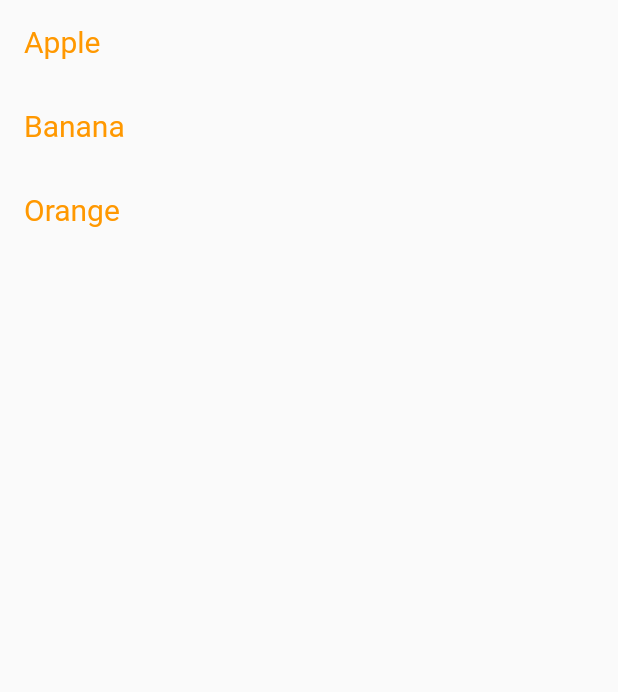
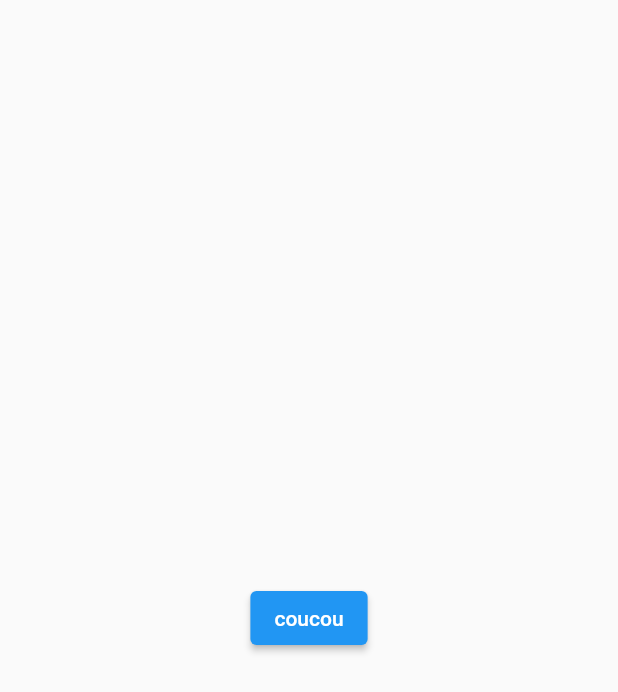
Before and after one commit to ThomasEcalle/marvin_app_moc, a Flutter app: the screen it shows after launch, on a phone screen of 412 x 824 dp. Shown: the top 692 px of the screen. Run offline on Flutter 3.47's test engine with Material 2 defaults, Android fonts, the phone set to English and light mode, and no system bars; our stand-ins replace bloc, flutter_bloc.

```diff
--- a/lib/home_screen/home_screen.dart
+++ b/lib/home_screen/home_screen.dart
@@ -1,48 +1,28 @@
 import 'package:flutter/material.dart';
-import 'package:marvin_app_moc/home_screen/fruits_repository_provider.dart';
+import 'package:flutter_bloc/flutter_bloc.dart';
+import 'package:marvin_app_moc/home_screen/products_bloc/products_bloc.dart';
 
 class HomeScreen extends StatelessWidget {
   const HomeScreen({Key? key}) : super(key: key);
 
   @override
   Widget build(BuildContext context) {
-    return Scaffold(
-      body: FutureBuilder<List<String>>(
-        future: FruitsRepositoryProvider.of(context).fruitsRepository.getFruits(),
-        builder: (context, snapshot) {
-          if (snapshot.hasError) {
-            return Center(
-              child: Text(
-                'Error: ${snapshot.error}',
+    return BlocProvider(
+      create: (context) => ProductsBloc(),
+      child: Builder(
+        builder: (context) {
+          return Scaffold(
+            body: Center(
+              child: ElevatedButton(
+                child: Text('coucou'),
+                onPressed: () {
+                  final productsBloc = BlocProvider.of<ProductsBloc>(context);
+                  productsBloc.add(GetAllProducts(10));
+                },
               ),
-            );
-          }
-
-          if (snapshot.hasData) {
-            final fruits = snapshot.data;
-            if (fruits == null || fruits.isEmpty) {
-              return Center(
-                child: Text('No fruits found'),
-              );
-            }
-
-            return ListView.builder(
-              itemCount: fruits.length,
-              itemBuilder: (context, index) {
-                return ListTile(
-                  title: Text(
-                    fruits[index],
-                    style: Theme.of(context).textTheme.bodySmall,
-                  ),
-                );
-              },
-            );
-          }
-
-          return Center(
-            child: CircularProgressIndicator(),
+            ),
           );
-        },
+        }
       ),
     );
   }
--- /dev/null
+++ b/lib/home_screen/products_bloc/products_bloc.dart
@@ -0,0 +1,14 @@
+import 'package:bloc/bloc.dart';
+import 'package:flutter/foundation.dart';
+
+part 'products_event.dart';
+part 'products_state.dart';
+
+class ProductsBloc extends Bloc<ProductsEvent, ProductsState> {
+  ProductsBloc() : super(ProductsInitial()) {
+    on<GetAllProducts>((event, emit) {
+      final count = event.count;
+      debugPrint('Get All Products ($count)');
+    });
+  }
+}
--- /dev/null
+++ b/lib/home_screen/products_bloc/products_event.dart
@@ -0,0 +1,10 @@
+part of 'products_bloc.dart';
+
+@immutable
+abstract class ProductsEvent {}
+
+class GetAllProducts extends ProductsEvent {
+  final int count;
+
+  GetAllProducts(this.count);
+}
--- /dev/null
+++ b/lib/home_screen/products_bloc/products_state.dart
@@ -0,0 +1,6 @@
+part of 'products_bloc.dart';
+
+@immutable
+abstract class ProductsState {}
+
+class ProductsInitial extends ProductsState {}
```
Also changed, not shown: pubspec.yaml (+2 -5 lines), pubspec.lock.
